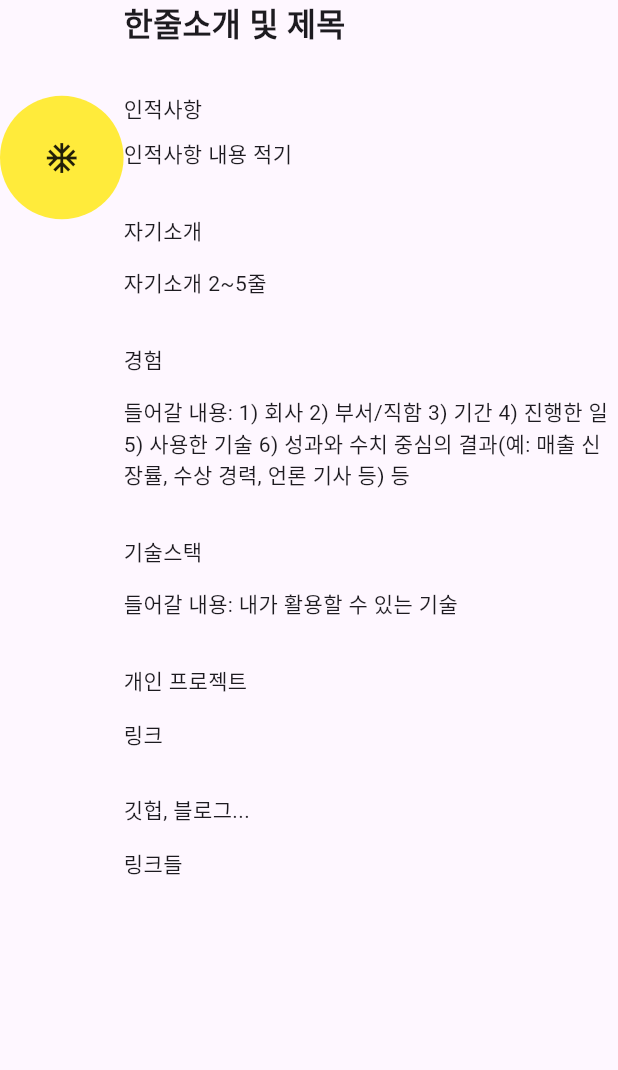
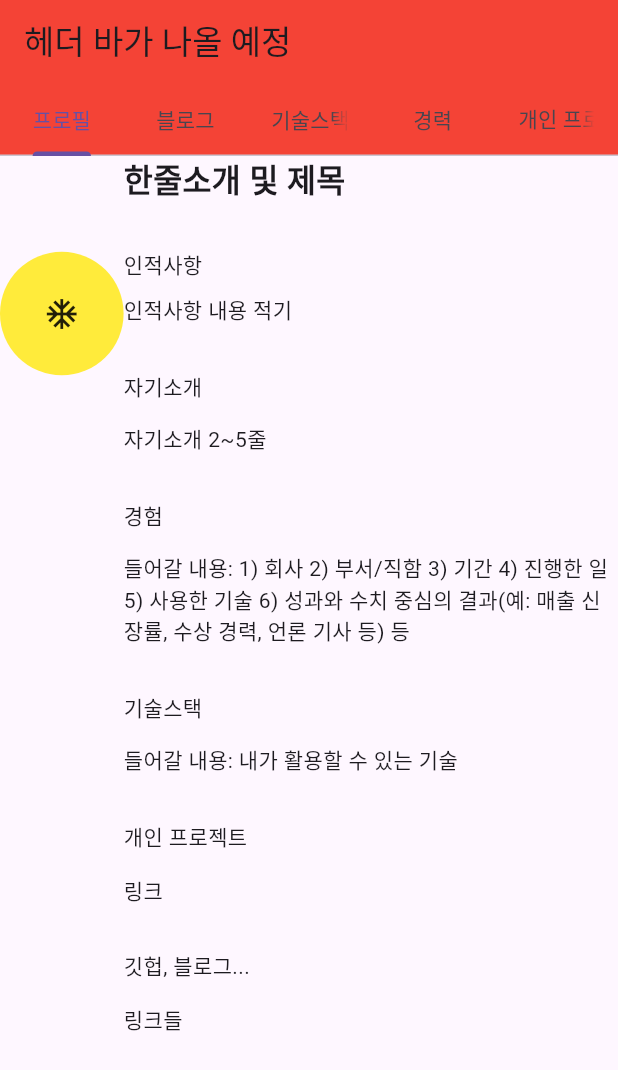
Before and after one commit to Koo-sangwoo/ksw_resume, a Flutter app: the screen it shows after launch, on a phone screen of 412 x 824 dp. Shown: the top 1070 px of the screen. Run offline on Flutter 3.47's test engine with Material 3 defaults, Android fonts, the light colour scheme and no system bars.

Commit message:
탭바 추가 및 기존 메인페이지 -> 프로필 페이지로 변경

```diff
--- a/lib/widget/main_widget.dart
+++ b/lib/widget/main_widget.dart
@@ -1,4 +1,9 @@
 import 'package:flutter/material.dart';
+import 'package:ksw_resume/widget/TechStackPage.dart';
+import 'package:ksw_resume/widget/blog_page.dart';
+import 'package:ksw_resume/widget/career_page.dart';
+import 'package:ksw_resume/widget/personal_project_page.dart';
+import 'package:ksw_resume/widget/profile_all.dart';
 
 class MainWidget extends StatefulWidget {
   const MainWidget({super.key});
@@ -7,91 +12,48 @@ class MainWidget extends StatefulWidget {
   State<MainWidget> createState() => _MainWidgetState();
 }
 
-class _MainWidgetState extends State<MainWidget> {
-  TextStyle titleStyle = TextStyle(fontSize: 21, fontWeight: FontWeight.w800);
+class _MainWidgetState extends State<MainWidget> with SingleTickerProviderStateMixin {
+  late TabController _tabController;
 
+  @override
+  void initState() {
+    super.initState();
+    _tabController = TabController(length: 5, vsync: this);
+  }
+
+  @override
+  void dispose() {
+    _tabController.dispose();
+    super.dispose();
+  }
   @override
   Widget build(BuildContext context) {
     return Scaffold(
-      body: Row(
+      appBar: AppBar(
+        backgroundColor: Colors.red,
+        title: Text("헤더 바가 나올 예정"),
+        bottom: TabBar(
+          controller: _tabController,
+          tabs: [
+            Tab(text: "프로필"),
+            Tab(text: "블로그"),
+            Tab(text: "기술스택"),
+            Tab(text: "경력"),
+            Tab(text: "개인 프로젝트"),
+          ],
+        ),
+      ),
+      body: TabBarView(
+        controller: _tabController,
         children: [
-          Expanded(
-            flex: 2,
-            child: Container(
-              child: Column(
-                children: [
-                  SizedBox(height: 30,),
-                  Container(child: Icon(Icons.ac_unit), width: 150, height: 150, decoration: BoxDecoration(
-                    shape: BoxShape.circle,
-                    color: Colors.yellow
-                  ),)
-                ],
-              ),
-            ),
-          ),
-          Expanded(
-            flex: 8,
-            child: Container(
-              child: Column(
-                crossAxisAlignment: CrossAxisAlignment.start,
-                children: [
-                  Container(
-                    child: Text('한줄소개 및 제목', style: titleStyle,),
-                  ),
-                  SizedBox(height: 30,),
-                  Container(
-                    child: Text('인적사항',),
-                  ),
-                  SizedBox(height: 10,),
-                  Container(
-                    child: Text('인적사항 내용 적기'),
-                  ),
-                  SizedBox(height: 30,),
-                  Container(
-                    child: Text('자기소개'),
-                  ),
-                  SizedBox(height: 15,),
-                  Container(
-                    child: Text('자기소개 2~5줄'),
-                  ),
-                  SizedBox(height: 30,),
-                  Container(
-                    child: Text('경험'),
-                  ),
-                  SizedBox(height: 15,),
-                  Container(
-                    child: Text('들어갈 내용: 1) 회사 2) 부서/직함 3) 기간 4) 진행한 일 5) 사용한 기술 6) 성과와 수치 중심의 결과(예: 매출 신장률, 수상 경력, 언론 기사 등) 등'),
-                  ),
-                  SizedBox(height: 30,),
-                  Container(
-                    child: Text('기술스택'),
-                  ),
-                  SizedBox(height: 15,),
-                  Container(
-                    child: Text('들어갈 내용: 내가 활용할 수 있는 기술'),
-                  ),
-                  SizedBox(height: 30,),
-                  Container(
-                    child: Text('개인 프로젝트'),
-                  ),
-                  SizedBox(height: 15,),
-                  Container(
-                    child: Text('링크'),
-                  ),
-                  SizedBox(height: 30,),
-                  Container(
-                    child: Text('깃헙, 블로그...'),
-                  ),
-                  SizedBox(height: 15,),
-                  Container(
-                    child: Text('링크들'),
-                  ),
-                ],
-              ),
-            ),
-          ),
+          ProfileAll(),
+          BlogPage(),
+          TechStackPage(),
+          CareerPage(),
+          PersonalProjectPage(),
         ],
       ),
     );
   }
+
 }
--- /dev/null
+++ b/lib/widget/profile_all.dart
@@ -0,0 +1,95 @@
+import 'package:flutter/material.dart';
+
+class ProfileAll extends StatefulWidget {
+  const ProfileAll({super.key});
+
+  @override
+  State<ProfileAll> createState() => _ProfileAllState();
+}
+
+class _ProfileAllState extends State<ProfileAll> {
+  TextStyle titleStyle = TextStyle(fontSize: 21, fontWeight: FontWeight.w800);
+
+  @override
+  Widget build(BuildContext context) {
+    return Row(
+      children: [
+        Expanded(
+          flex: 2,
+          child: Container(
+            child: Column(
+              children: [
+                SizedBox(height: 30,),
+                Container(child: Icon(Icons.ac_unit), width: 150, height: 150, decoration: BoxDecoration(
+                    shape: BoxShape.circle,
+                    color: Colors.yellow
+                ),)
+              ],
+            ),
+          ),
+        ),
+        Expanded(
+          flex: 8,
+          child: Container(
+            child: Column(
+              crossAxisAlignment: CrossAxisAlignment.start,
+              children: [
+                Container(
+                  child: Text('한줄소개 및 제목', style: titleStyle,),
+                ),
+                SizedBox(height: 30,),
+                Container(
+                  child: Text('인적사항',),
+                ),
+                SizedBox(height: 10,),
+                Container(
+                  child: Text('인적사항 내용 적기'),
+                ),
+                SizedBox(height: 30,),
+                Container(
+                  child: Text('자기소개'),
+                ),
+                SizedBox(height: 15,),
+                Container(
+                  child: Text('자기소개 2~5줄'),
+                ),
+                SizedBox(height: 30,),
+                Container(
+                  child: Text('경험'),
+                ),
+                SizedBox(height: 15,),
+                Container(
+                  child: Text('들어갈 내용: 1) 회사 2) 부서/직함 3) 기간 4) 진행한 일 5) 사용한 기술 6) 성과와 수치 중심의 결과(예: 매출 신장률, 수상 경력, 언론 기사 등) 등'),
+                ),
+                SizedBox(height: 30,),
+                Container(
+                  child: Text('기술스택'),
+                ),
+                SizedBox(height: 15,),
+                Container(
+                  child: Text('들어갈 내용: 내가 활용할 수 있는 기술'),
+                ),
+                SizedBox(height: 30,),
+                Container(
+                  child: Text('개인 프로젝트'),
+                ),
+                SizedBox(height: 15,),
+                Container(
+                  child: Text('링크'),
+                ),
+                SizedBox(height: 30,),
+                Container(
+                  child: Text('깃헙, 블로그...'),
+                ),
+                SizedBox(height: 15,),
+                Container(
+                  child: Text('링크들'),
+                ),
+              ],
+            ),
+          ),
+        ),
+      ],
+    );
+  }
+}
```
Also changed, not shown: lib/widget/TechStackPage.dart (added, +14 -0 lines), lib/widget/blog_page.dart (added, +15 -0 lines), lib/widget/career_page.dart (added, +15 -0 lines), lib/widget/personal_project_page.dart (added, +15 -0 lines).
